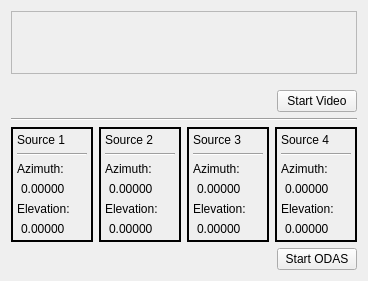
The window that src/app/gui/conference.ui (introlab/rendezvous) describes before a commit, drawn with Qt 5.
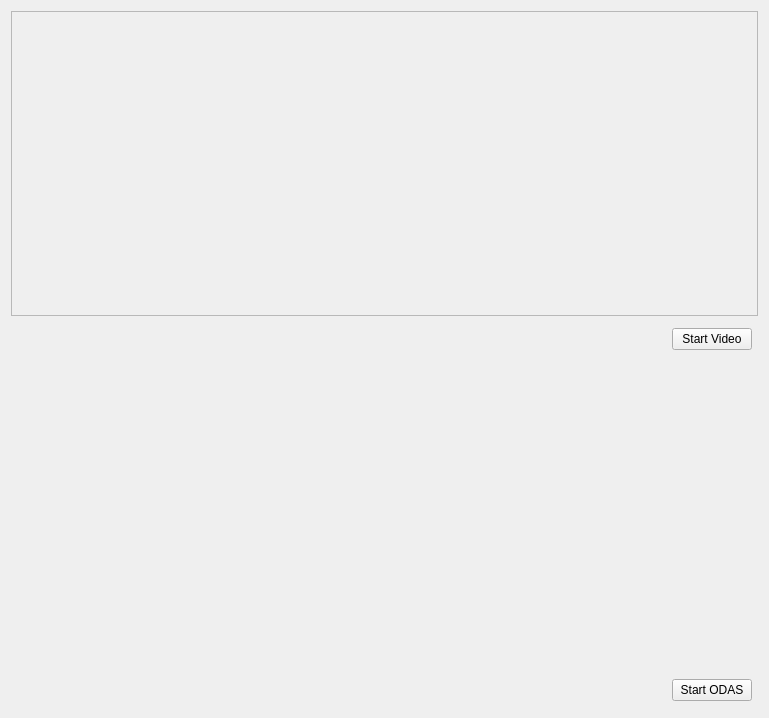
The same window after the commit.

Commit message: Rdv 187 sound positions graph (#40)

The edit to the form file:
```diff
--- a/src/app/gui/conference.ui
+++ b/src/app/gui/conference.ui
@@ -6,8 +6,8 @@
    <rect>
     <x>0</x>
     <y>0</y>
-    <width>368</width>
-    <height>281</height>
+    <width>769</width>
+    <height>718</height>
    </rect>
   </property>
   <property name="mouseTracking">
@@ -19,7 +19,7 @@
      <item>
       <widget class="QFrame" name="virtualCameraFrame">
        <property name="sizePolicy">
-        <sizepolicy hsizetype="Expanding" vsizetype="Expanding">
+        <sizepolicy hsizetype="Preferred" vsizetype="Preferred">
          <horstretch>0</horstretch>
          <verstretch>0</verstretch>
         </sizepolicy>
@@ -27,7 +27,7 @@
        <property name="minimumSize">
         <size>
          <width>0</width>
-         <height>0</height>
+         <height>300</height>
         </size>
        </property>
        <property name="frameShape">
@@ -57,8 +57,17 @@
      </item>
      <item>
       <layout class="QHBoxLayout" name="horizontalLayout_6">
+       <property name="leftMargin">
+        <number>6</number>
+       </property>
        <property name="topMargin">
-        <number>10</number>
+        <number>6</number>
+       </property>
+       <property name="rightMargin">
+        <number>6</number>
+       </property>
+       <property name="bottomMargin">
+        <number>6</number>
        </property>
        <item>
         <spacer name="horizontalSpacer_3">
@@ -96,331 +105,77 @@
       </layout>
      </item>
      <item>
-      <widget class="Line" name="line_5">
-       <property name="orientation">
-        <enum>Qt::Horizontal</enum>
+      <widget class="QFrame" name="soundPositionsFrame">
+       <property name="minimumSize">
+        <size>
+         <width>0</width>
+         <height>300</height>
+        </size>
        </property>
-      </widget>
-     </item>
-     <item>
+       <property name="maximumSize">
+        <size>
+         <width>16777215</width>
+         <height>400</height>
+        </size>
+       </property>
+       <property name="frameShape">
+        <enum>QFrame::NoFrame</enum>
+       </property>
+       <property name="frameShadow">
+        <enum>QFrame::Raised</enum>
+       </property>
       <layout class="QHBoxLayout" name="horizontalLayout_2">
-       <property name="topMargin">
+        <property name="spacing">
         <number>0</number>
        </property>
-       <item>
-        <widget class="QFrame" name="source1">
-         <property name="frameShape">
-          <enum>QFrame::WinPanel</enum>
-         </property>
-         <property name="frameShadow">
-          <enum>QFrame::Plain</enum>
-         </property>
-         <layout class="QVBoxLayout" name="verticalLayout_10">
           <property name="leftMargin">
-           <number>4</number>
+         <number>0</number>
           </property>
           <property name="topMargin">
-           <number>4</number>
+         <number>0</number>
           </property>
           <property name="rightMargin">
-           <number>4</number>
+         <number>0</number>
           </property>
           <property name="bottomMargin">
-           <number>4</number>
+         <number>0</number>
           </property>
           <item>
-           <layout class="QVBoxLayout" name="verticalLayout_4">
-            <item>
-             <widget class="QLabel" name="label_6">
-              <property name="text">
-               <string>Source 1</string>
-              </property>
-             </widget>
-            </item>
-            <item>
-             <widget class="Line" name="line">
-              <property name="orientation">
-               <enum>Qt::Horizontal</enum>
-              </property>
-             </widget>
-            </item>
-            <item>
-             <widget class="QLabel" name="label_7">
-              <property name="text">
-               <string>Azimuth:</string>
-              </property>
-             </widget>
-            </item>
-            <item>
-             <widget class="QLabel" name="source1AzimuthValueLabel">
-              <property name="text">
-               <string>0.00000</string>
-              </property>
-              <property name="indent">
-               <number>4</number>
-              </property>
-             </widget>
-            </item>
-            <item>
-             <widget class="QLabel" name="label_9">
-              <property name="text">
-               <string>Elevation:</string>
-              </property>
-             </widget>
-            </item>
-            <item>
-             <widget class="QLabel" name="source1ElevationValueLabel">
-              <property name="text">
-               <string>0.00000</string>
-              </property>
-              <property name="indent">
-               <number>4</number>
-              </property>
-             </widget>
-            </item>
-           </layout>
-          </item>
-         </layout>
-        </widget>
-       </item>
-       <item>
-        <widget class="QFrame" name="source2">
-         <property name="autoFillBackground">
-          <bool>false</bool>
-         </property>
-         <property name="frameShape">
-          <enum>QFrame::WinPanel</enum>
-         </property>
-         <property name="frameShadow">
-          <enum>QFrame::Plain</enum>
-         </property>
-         <layout class="QVBoxLayout" name="verticalLayout_3">
+         <layout class="QVBoxLayout" name="soundPositionsLayout">
+          <property name="spacing">
+           <number>6</number>
+          </property>
           <property name="leftMargin">
-           <number>4</number>
+           <number>6</number>
           </property>
           <property name="topMargin">
-           <number>4</number>
+           <number>6</number>
           </property>
           <property name="rightMargin">
-           <number>4</number>
+           <number>6</number>
           </property>
           <property name="bottomMargin">
-           <number>4</number>
+           <number>6</number>
           </property>
-          <item>
-           <layout class="QVBoxLayout" name="verticalLayout_2">
-            <item>
-             <widget class="QLabel" name="label_2">
-              <property name="text">
-               <string>Source 2</string>
-              </property>
-             </widget>
-            </item>
-            <item>
-             <widget class="Line" name="line_2">
-              <property name="orientation">
-               <enum>Qt::Horizontal</enum>
-              </property>
-             </widget>
-            </item>
-            <item>
-             <widget class="QLabel" name="label_3">
-              <property name="text">
-               <string>Azimuth:</string>
-              </property>
-             </widget>
-            </item>
-            <item>
-             <widget class="QLabel" name="source2AzimuthValueLabel">
-              <property name="text">
-               <string>0.00000</string>
-              </property>
-              <property name="indent">
-               <number>4</number>
-              </property>
-             </widget>
-            </item>
-            <item>
-             <widget class="QLabel" name="label_5">
-              <property name="text">
-               <string>Elevation:</string>
-              </property>
-             </widget>
-            </item>
-            <item>
-             <widget class="QLabel" name="source2ElevationValueLabel">
-              <property name="text">
-               <string>0.00000</string>
-              </property>
-              <property name="indent">
-               <number>4</number>
-              </property>
-             </widget>
-            </item>
            </layout>
           </item>
          </layout>
         </widget>
-       </item>
-       <item>
-        <widget class="QFrame" name="source3">
-         <property name="frameShape">
-          <enum>QFrame::WinPanel</enum>
-         </property>
-         <property name="frameShadow">
-          <enum>QFrame::Plain</enum>
-         </property>
-         <layout class="QVBoxLayout" name="verticalLayout_6">
-          <property name="leftMargin">
-           <number>4</number>
-          </property>
-          <property name="topMargin">
-           <number>4</number>
-          </property>
-          <property name="rightMargin">
-           <number>4</number>
-          </property>
-          <property name="bottomMargin">
-           <number>4</number>
-          </property>
-          <item>
-           <layout class="QVBoxLayout" name="verticalLayout_5">
-            <item>
-             <widget class="QLabel" name="label_8">
-              <property name="text">
-               <string>Source 3</string>
-              </property>
-             </widget>
-            </item>
-            <item>
-             <widget class="Line" name="line_3">
-              <property name="orientation">
-               <enum>Qt::Horizontal</enum>
-              </property>
-             </widget>
-            </item>
-            <item>
-             <widget class="QLabel" name="label_10">
-              <property name="text">
-               <string>Azimuth:</string>
-              </property>
-             </widget>
-            </item>
-            <item>
-             <widget class="QLabel" name="source3AzimuthValueLabel">
-              <property name="text">
-               <string>0.00000</string>
-              </property>
-              <property name="indent">
-               <number>4</number>
-              </property>
-             </widget>
-            </item>
-            <item>
-             <widget class="QLabel" name="label_11">
-              <property name="text">
-               <string>Elevation:</string>
-              </property>
-             </widget>
-            </item>
-            <item>
-             <widget class="QLabel" name="source3ElevationValueLabel">
-              <property name="text">
-               <string>0.00000</string>
-              </property>
-              <property name="indent">
-               <number>4</number>
-              </property>
-             </widget>
-            </item>
-           </layout>
-          </item>
-         </layout>
-        </widget>
-       </item>
-       <item>
-        <widget class="QFrame" name="source4">
-         <property name="frameShape">
-          <enum>QFrame::WinPanel</enum>
-         </property>
-         <property name="frameShadow">
-          <enum>QFrame::Plain</enum>
-         </property>
-         <layout class="QVBoxLayout" name="verticalLayout_8">
-          <property name="leftMargin">
-           <number>4</number>
-          </property>
-          <property name="topMargin">
-           <number>4</number>
-          </property>
-          <property name="rightMargin">
-           <number>4</number>
-          </property>
-          <property name="bottomMargin">
-           <number>4</number>
-          </property>
-          <item>
-           <layout class="QVBoxLayout" name="verticalLayout_7">
-            <item>
-             <widget class="QLabel" name="label_12">
-              <property name="text">
-               <string>Source 4</string>
-              </property>
-             </widget>
-            </item>
-            <item>
-             <widget class="Line" name="line_4">
-              <property name="orientation">
-               <enum>Qt::Horizontal</enum>
-              </property>
-             </widget>
-            </item>
-            <item>
-             <widget class="QLabel" name="label_13">
-              <property name="text">
-               <string>Azimuth:</string>
-              </property>
-             </widget>
-            </item>
-            <item>
-             <widget class="QLabel" name="source4AzimuthValueLabel">
-              <property name="text">
-               <string>0.00000</string>
-              </property>
-              <property name="indent">
-               <number>4</number>
-              </property>
-             </widget>
-            </item>
-            <item>
-             <widget class="QLabel" name="label_14">
-              <property name="text">
-               <string>Elevation:</string>
-              </property>
-             </widget>
-            </item>
-            <item>
-             <widget class="QLabel" name="source4ElevationValueLabel">
-              <property name="text">
-               <string>0.00000</string>
-              </property>
-              <property name="indent">
-               <number>4</number>
-              </property>
-             </widget>
-            </item>
-           </layout>
-          </item>
-         </layout>
-        </widget>
-       </item>
-      </layout>
-     </item>
-     <item>
-      <layout class="QHBoxLayout" name="horizontalLayout_3"/>
      </item>
      <item>
       <layout class="QHBoxLayout" name="horizontalLayout">
+       <property name="leftMargin">
+        <number>6</number>
+       </property>
+       <property name="topMargin">
+        <number>6</number>
+       </property>
+       <property name="rightMargin">
+        <number>6</number>
+       </property>
+       <property name="bottomMargin">
+        <number>6</number>
+       </property>
        <item>
         <spacer name="horizontalSpacer">
          <property name="orientation">
```
Left out of the diff: 17 changed lines with no effect on the pictures. Lines whose indentation alone changed are shown as unchanged. The commit also changes 2 other files.
